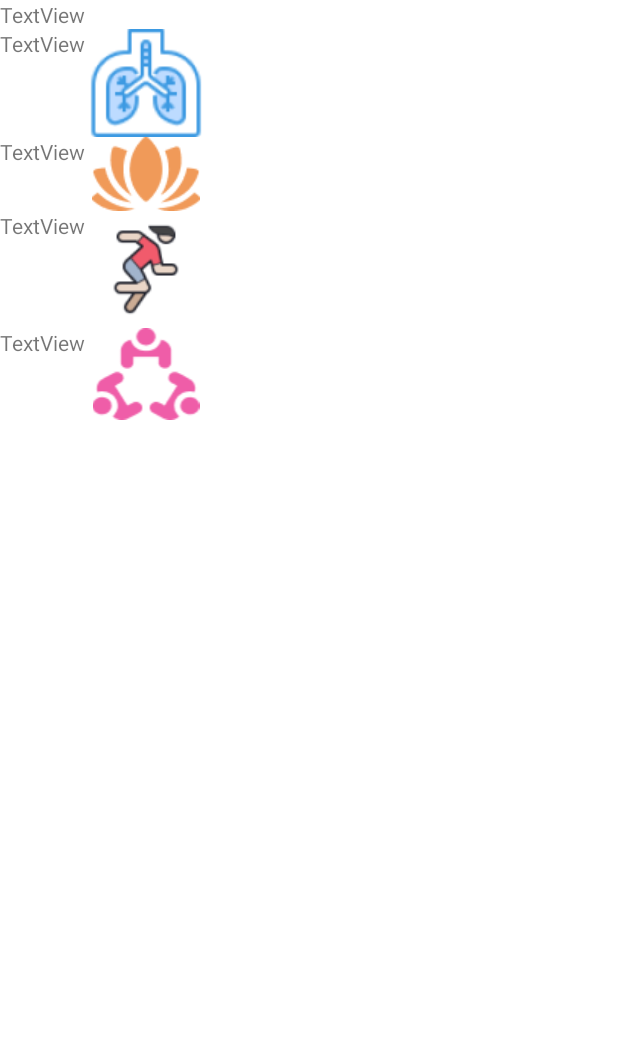
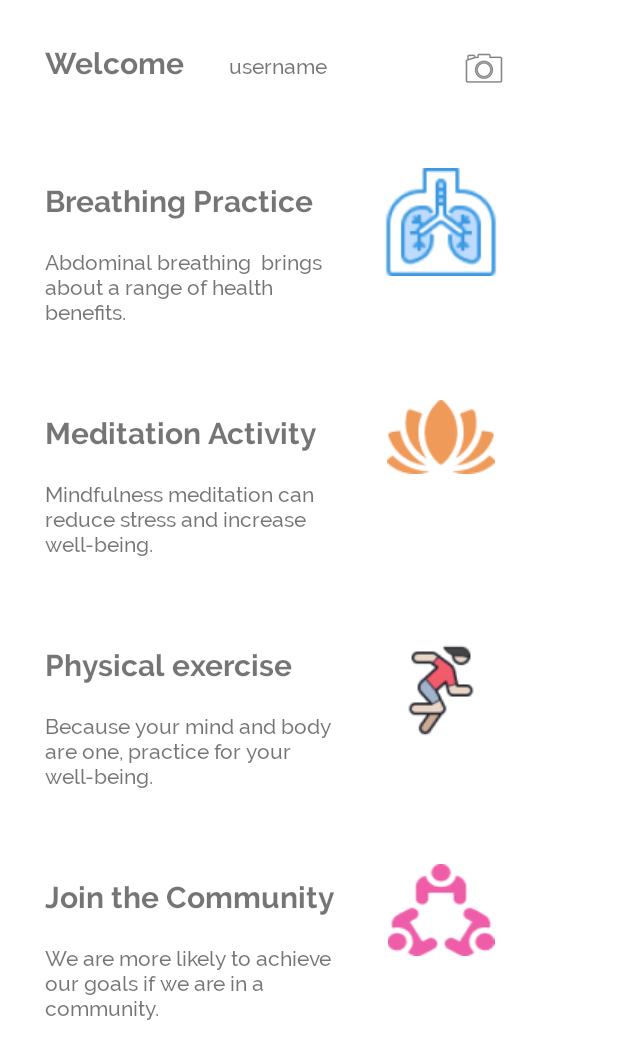
Before and after one commit to SelinaYuTong/MindCare, an Android app: the layout activity_dashboard.xml on its own in the app's theme, with its tools: preview values and no code run, on a phone screen of 412 x 824 dp. Shown: the top 1059 px of the screen. Run offline under Robolectric (Android 15) with nearby library versions, the phone set to English and light mode, and no system bars.

Commit message:
Updated dashboard activity with all activities related to it.

```diff
--- a/app/src/main/res/layout/activity_dashboard.xml
+++ b/app/src/main/res/layout/activity_dashboard.xml
@@ -8,85 +8,196 @@
 
     <TableRow
         android:layout_width="match_parent"
-        android:layout_height="match_parent">
+        android:layout_height="match_parent"
+        android:padding="10dp">
 
-        <TextView
-            android:id="@+id/textView7"
+        <LinearLayout
             android:layout_width="wrap_content"
             android:layout_height="wrap_content"
-            android:text="TextView" />
+            android:orientation="horizontal">
+
+            <TextView
+                android:id="@+id/welcome_msg"
+                android:layout_width="wrap_content"
+                android:layout_height="wrap_content"
+                android:fontFamily="@font/raleway_bold"
+                android:padding="20dp"
+                android:text="Welcome"
+                android:textSize="20sp" />
+
+            <TextView
+                android:id="@+id/username"
+                android:layout_width="match_parent"
+                android:layout_height="wrap_content"
+                android:contentDescription="username"
+                android:fontFamily="@font/raleway_medium"
+                android:padding="10dp"
+                android:text="username"
+                android:textSize="14sp" />
+
+        </LinearLayout>
+
+        <ImageView
+            android:id="@+id/avatar_pic"
+            android:layout_width="wrap_content"
+            android:layout_height="wrap_content"
+            android:layout_weight="1"
+            android:padding="20dp"
+            app:srcCompat="@android:drawable/ic_menu_camera" />
+
     </TableRow>
 
     <TableRow
         android:layout_width="match_parent"
-        android:layout_height="match_parent" >
+        android:layout_height="match_parent"
+        android:padding="10dp">
 
-        <TextView
-            android:id="@+id/textView3"
+        <LinearLayout
             android:layout_width="wrap_content"
             android:layout_height="wrap_content"
-            android:text="TextView" />
+            android:orientation="vertical"
+            android:padding="10dp">
+
+            <TextView
+                android:id="@+id/breath_title"
+                android:layout_width="wrap_content"
+                android:layout_height="wrap_content"
+                android:fontFamily="@font/raleway_bold"
+                android:padding="10dp"
+                android:text="Breathing Practice"
+                android:textSize="20sp" />
+
+            <TextView
+                android:id="@+id/breath_desc"
+                android:layout_width="match_parent"
+                android:layout_height="wrap_content"
+                android:fontFamily="@font/raleway_medium"
+                android:padding="10dp"
+                android:text="Abdominal breathing  brings about a range of health benefits." />
+
+        </LinearLayout>
 
         <ImageView
-            android:id="@+id/imageView3"
+            android:id="@+id/breathing_image"
             android:layout_width="wrap_content"
             android:layout_height="wrap_content"
             android:contentDescription="Electrocardiogram image"
+            android:padding="10dp"
             app:srcCompat="@drawable/electrocardiogram" />
 
     </TableRow>
 
     <TableRow
         android:layout_width="match_parent"
-        android:layout_height="match_parent" >
+        android:layout_height="match_parent"
+        android:padding="10dp">
 
-        <TextView
-            android:id="@+id/textView4"
+        <LinearLayout
             android:layout_width="wrap_content"
             android:layout_height="wrap_content"
-            android:text="TextView" />
+            android:orientation="vertical"
+            android:padding="10dp">
+
+            <TextView
+                android:id="@+id/meditation_title"
+                android:layout_width="wrap_content"
+                android:layout_height="wrap_content"
+                android:fontFamily="@font/raleway_bold"
+                android:padding="10dp"
+                android:text="Meditation Activity"
+                android:textSize="20sp" />
+
+            <TextView
+                android:id="@+id/meditation_desc"
+                android:layout_width="match_parent"
+                android:layout_height="wrap_content"
+                android:fontFamily="@font/raleway_medium"
+                android:padding="10dp"
+                android:text="Mindfulness meditation can reduce stress and increase well-being." />
+        </LinearLayout>
 
         <ImageView
-            android:id="@+id/imageView2"
+            android:id="@+id/meditation_image"
             android:layout_width="wrap_content"
             android:layout_height="wrap_content"
             android:contentDescription="Meditation image"
+            android:padding="10dp"
             app:srcCompat="@drawable/meditation" />
     </TableRow>
 
     <TableRow
         android:layout_width="match_parent"
-        android:layout_height="match_parent" >
+        android:layout_height="match_parent"
+        android:padding="10dp">
 
-        <TextView
-            android:id="@+id/textView5"
+        <LinearLayout
             android:layout_width="wrap_content"
             android:layout_height="wrap_content"
-            android:text="TextView" />
+            android:orientation="vertical"
+            android:padding="10dp">
+
+            <TextView
+                android:id="@+id/exercise_title"
+                android:layout_width="wrap_content"
+                android:layout_height="wrap_content"
+                android:fontFamily="@font/raleway_bold"
+                android:padding="10dp"
+                android:text="Physical exercise"
+                android:textSize="20sp" />
+
+            <TextView
+                android:id="@+id/exercise_desc"
+                android:layout_width="match_parent"
+                android:layout_height="wrap_content"
+                android:fontFamily="@font/raleway_medium"
+                android:padding="10dp"
+                android:text="Because your mind and body are one, practice for your well-being." />
+        </LinearLayout>
 
         <ImageView
-            android:id="@+id/imageView4"
+            android:id="@+id/exercise_image"
             android:layout_width="wrap_content"
             android:layout_height="wrap_content"
             android:contentDescription="Exercising image"
+            android:padding="10dp"
             app:srcCompat="@drawable/exercise" />
     </TableRow>
 
     <TableRow
         android:layout_width="match_parent"
-        android:layout_height="match_parent" >
+        android:layout_height="match_parent"
+        android:padding="10dp">
 
-        <TextView
-            android:id="@+id/textView6"
+        <LinearLayout
             android:layout_width="wrap_content"
             android:layout_height="wrap_content"
-            android:text="TextView" />
+            android:orientation="vertical"
+            android:padding="10dp">
+
+            <TextView
+                android:id="@+id/meetup_title"
+                android:layout_width="wrap_content"
+                android:layout_height="wrap_content"
+                android:fontFamily="@font/raleway_bold"
+                android:padding="10dp"
+                android:text="Join the Community"
+                android:textSize="20sp" />
+
+            <TextView
+                android:id="@+id/textView6"
+                android:layout_width="match_parent"
+                android:layout_height="wrap_content"
+                android:fontFamily="@font/raleway_medium"
+                android:padding="10dp"
+                android:text="We are more likely to achieve our goals if we are in a community." />
+        </LinearLayout>
 
         <ImageView
-            android:id="@+id/imageView5"
+            android:id="@+id/meetup_image"
             android:layout_width="wrap_content"
             android:layout_height="wrap_content"
             android:contentDescription="Meeting up image"
+            android:padding="10dp"
             app:srcCompat="@drawable/meetup" />
     </TableRow>
 
```
